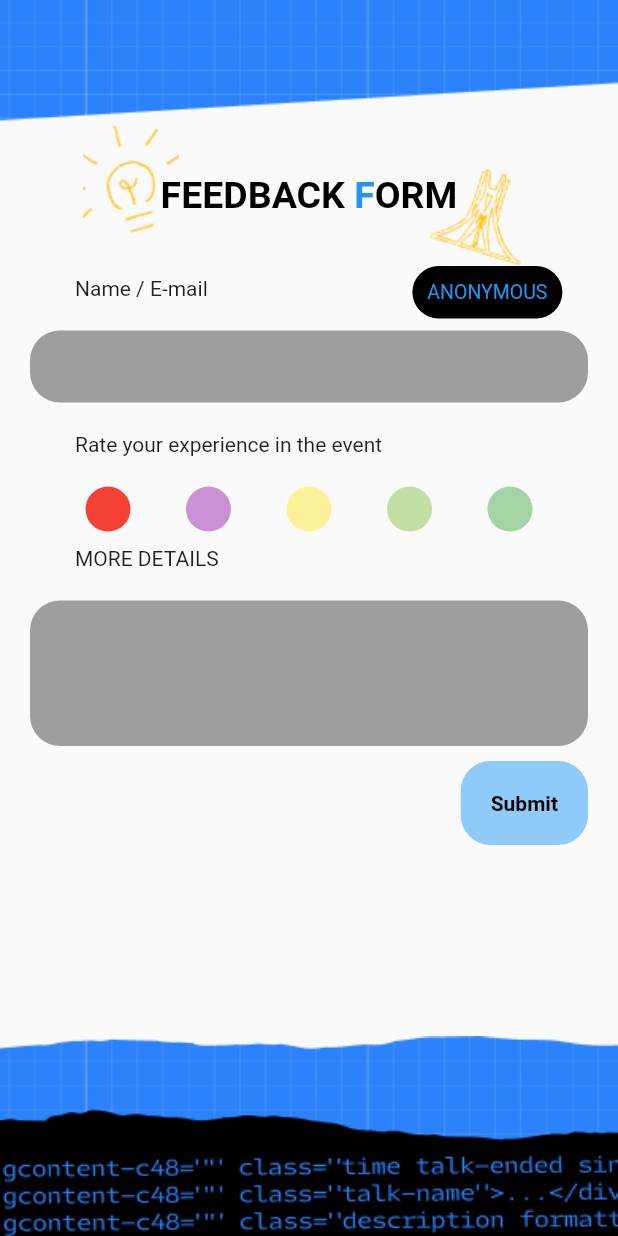
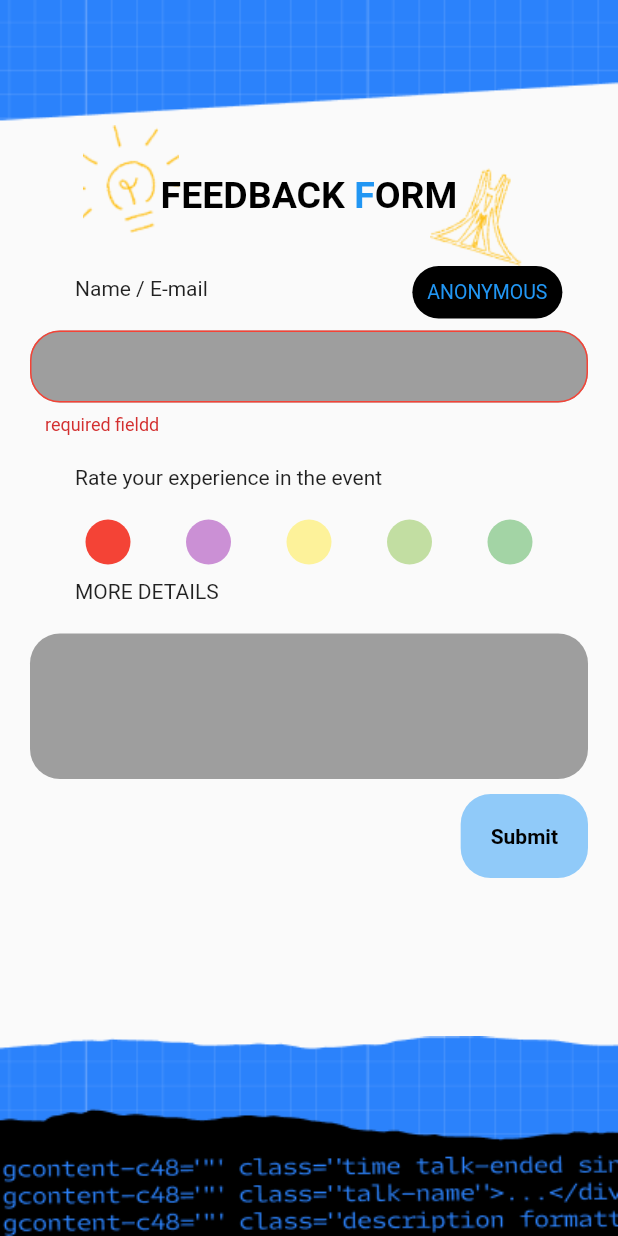
Before and after one commit to chechna9/Devfest22_MobileTrack_UiScreen, a Flutter app: the screen it shows after launch, after a tap on "Submit", on a phone screen of 412 x 824 dp. Run offline on Flutter 3.47's test engine with Material 2 defaults, Android fonts, the phone set to English and light mode, and no system bars.

Commit message:
showint feedback info on the screen and validateing form

```diff
--- a/lib/pages/feedbacks.dart
+++ b/lib/pages/feedbacks.dart
@@ -24,6 +24,9 @@ class _FeedbacksState extends State<Feedbacks> {
     });
   }
 
+  String name = "";
+  String details = "";
+  GlobalKey<FormState> _formKey = GlobalKey();
   @override
   Widget build(BuildContext context) {
     return Scaffold(
@@ -51,6 +54,7 @@ class _FeedbacksState extends State<Feedbacks> {
                 flex: 3,
                 child: SingleChildScrollView(
                   child: Form(
+                    key: _formKey,
                     child: Padding(
                       padding: const EdgeInsets.symmetric(horizontal: 20),
                       child: Column(
@@ -77,7 +81,15 @@ class _FeedbacksState extends State<Feedbacks> {
                                   myOutlinedBorder(color: Colors.black),
                               enabledBorder:
                                   myOutlinedBorder(color: Colors.transparent),
+                              errorBorder: myOutlinedBorder(color: Colors.red),
+                              focusedErrorBorder:
+                                  myOutlinedBorder(color: Colors.red),
                             ),
+                            onChanged: ((value) {
+                              name = value;
+                            }),
+                            validator: (value) =>
+                                value!.isEmpty ? 'required fieldd' : null,
                           ),
                           const SizedBox(
                             height: 20,
@@ -142,6 +154,9 @@ class _FeedbacksState extends State<Feedbacks> {
                             height: 20,
                           ),
                           TextFormField(
+                            onChanged: ((value) {
+                              details = value;
+                            }),
                             maxLines: 3,
                             decoration: InputDecoration(
                               filled: true,
@@ -158,7 +173,14 @@ class _FeedbacksState extends State<Feedbacks> {
                             child: Align(
                               alignment: Alignment.centerRight,
                               child: TextButton(
-                                onPressed: () => {},
+                                onPressed: () {
+                                  if (_formKey.currentState!.validate()) {
+                                    ScaffoldMessenger.of(context)
+                                        .showSnackBar(SnackBar(
+                                      content: Text("$name $rate $details"),
+                                    ));
+                                  }
+                                },
                                 style: TextButton.styleFrom(
                                   padding: const EdgeInsets.symmetric(
                                       horizontal: 20, vertical: 20),
```
